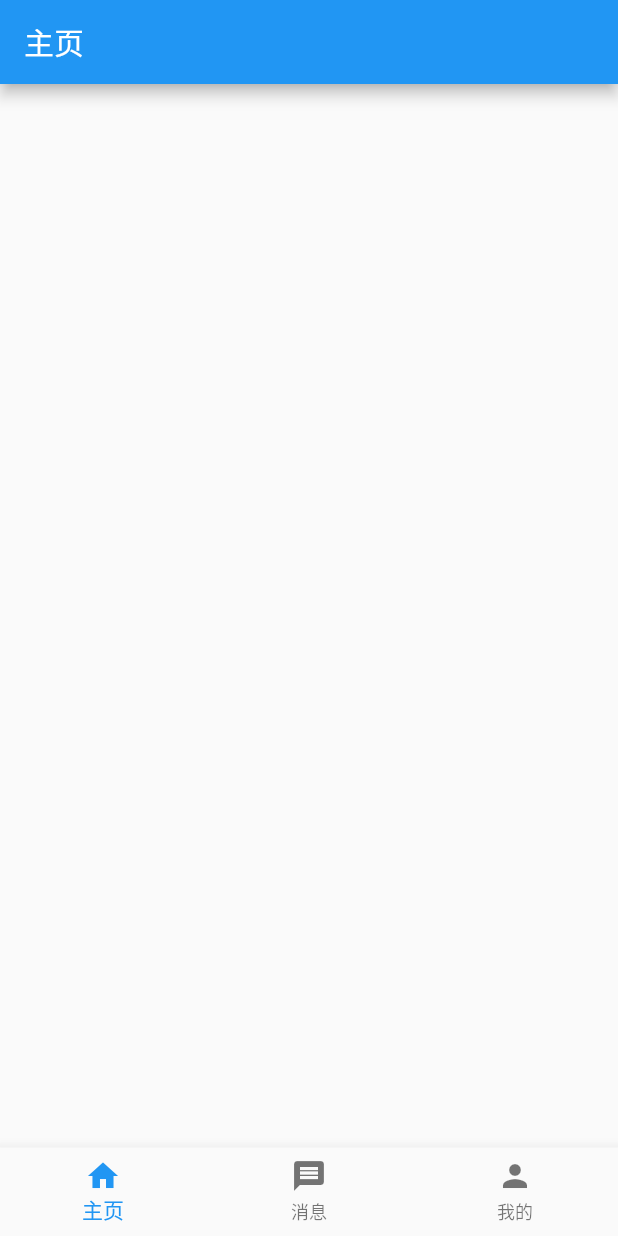
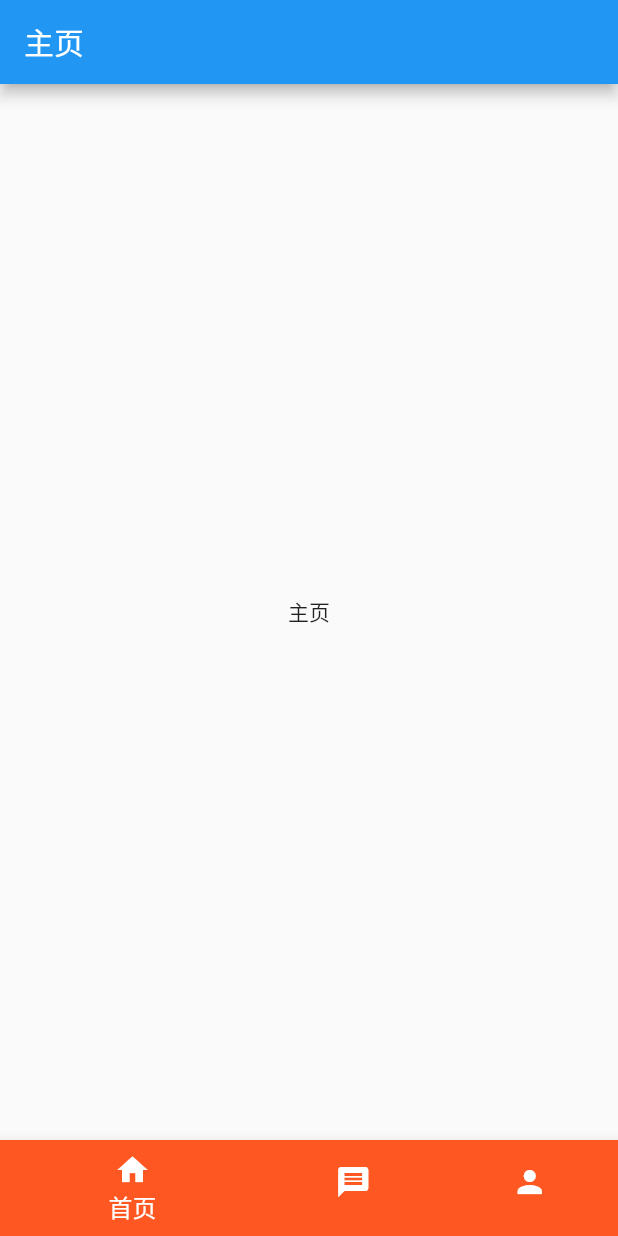
Before and after one commit to Sebastian-github-2020/boss_version_flutter, a Flutter app: the screen it shows after launch, on a phone screen of 412 x 824 dp. Run offline on Flutter 3.47's test engine with Material 2 defaults, Android fonts, the phone set to English and light mode, and no system bars.

Commit message:
点击切换tabbar 并增加切换效果

```diff
--- a/lib/main.dart
+++ b/lib/main.dart
@@ -1,10 +1,12 @@
 import 'package:flutter/material.dart';
+import './pages/Home.dart';
+import './pages/Message.dart';
+import './pages/Profile.dart';
 
-
-main()=>runApp(const MyApp());
+main()=>runApp( const MyApp());
 
 class MyApp extends StatelessWidget {
-  const MyApp({Key? key}) : super(key: key);
+   const MyApp({Key? key}) : super(key: key);
   @override
   Widget build(BuildContext context) {
     // app主题，必须以此为根节点
@@ -14,29 +16,65 @@ class MyApp extends StatelessWidget {
       theme: ThemeData(
         primarySwatch: Colors.blue,
       ),
-      home: Scaffold(
-        appBar: AppBar(title: const Text("主页"),),
-        // scaffold 附带一个底部tabbar导航
-        bottomNavigationBar: _bottomNavigationBar(),
-      )
+      home: const TabsWidget() // 根据 索引 显示指定的 页面
+    );
+  }
+}
+
+
+class TabsWidget extends StatefulWidget{
+  const TabsWidget({Key? key}) : super(key: key);
+
+  @override
+  State<StatefulWidget> createState() => _TabsState();
+}
+
+class _TabsState extends State<TabsWidget>{
+  var _selectIndex = 0;// 当前默认的tabbar 索引
+  List widgets = [const Home(),const Message(),const Profile()];
+
+  @override
+  Widget build(BuildContext context) {
+    // TODO: implement build
+    return Scaffold(
+      appBar: AppBar(title: const Text("主页"),),
+      // scaffold 附带一个底部tabbar导航
+      bottomNavigationBar:_bottomNavigationBar(),
+      body: widgets[_selectIndex],
     );
   }
 
+
   // 指定 tabbar 列表
   BottomNavigationBar _bottomNavigationBar(){
-    return BottomNavigationBar(items: _items());
+    return BottomNavigationBar(items: _items(),onTap: (int index){
+      // 点击事件 切换 tabbar 更改索引
+      _selectIndex=index;
+      setState((){
+        _selectIndex=index;
+      });
+    },
+      currentIndex: _selectIndex, // 指定 tabbar 的索引
+      selectedFontSize: 16, // 设置选中的 tabbar字体大小
+      showSelectedLabels: true, // 显示选择的label
+      showUnselectedLabels: false, // 不显示未选中的bar
+      type: BottomNavigationBarType.shifting,
+    );
   }
 
   List<BottomNavigationBarItem> _items(){
     return [
       const BottomNavigationBarItem(
-        icon: Icon(Icons.home),
-        label: "主页"),
+          icon: Icon(Icons.home),
+          backgroundColor: Colors.deepOrange,
+          label: "首页"),
       const BottomNavigationBarItem(
           icon: Icon(Icons.message),
+          backgroundColor: Colors.blue,
           label: "消息"),
       const BottomNavigationBarItem(
           icon: Icon(Icons.person),
+          backgroundColor: Colors.tealAccent,
           label: "我的"),
     ];
   }
--- a/lib/pages/Home.dart
+++ b/lib/pages/Home.dart
@@ -0,0 +1,16 @@
+import 'package:flutter/material.dart';
+
+class Home extends StatelessWidget {
+  const Home({Key? key}) : super(key: key);
+
+  @override
+  Widget build(BuildContext context) {
+    // TODO: implement build
+    return Center(
+      child: Column(
+        mainAxisAlignment: MainAxisAlignment.center,
+        children: const [Text("主页")],
+      ),
+    );
+  }
+}
```
Also changed, not shown: lib/pages/Message.dart (+17 -0 lines), lib/pages/Profile.dart (+17 -0 lines).
